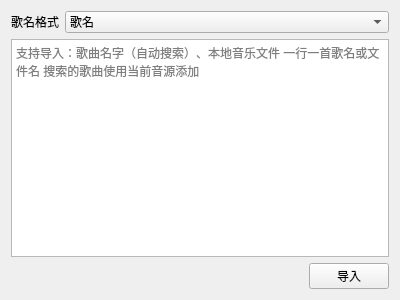
First picture: the form in order_player/importsongsdialog.ui, repository iwxyi/Bilibili-MagicalDanmaku, before the edit.
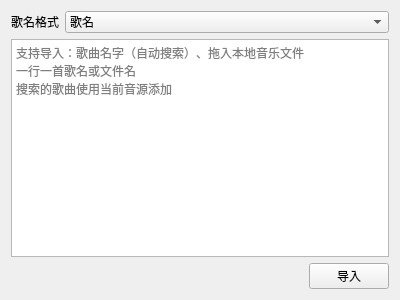
Second picture: the form after the edit.

Commit message: 新增批量根据名字自动搜索并添加歌曲

Patch:
```diff
--- a/order_player/importsongsdialog.ui
+++ b/order_player/importsongsdialog.ui
@@ -65,7 +65,9 @@
    <item>
     <widget class="QPlainTextEdit" name="plainTextEdit">
      <property name="placeholderText">
-      <string>支持导入：歌曲名字（自动搜索）、本地音乐文件 一行一首歌名或文件名 搜索的歌曲使用当前音源添加</string>
+      <string>支持导入：歌曲名字（自动搜索）、拖入本地音乐文件
+一行一首歌名或文件名
+搜索的歌曲使用当前音源添加</string>
      </property>
     </widget>
    </item>
```
The commit also changes 4 other files.
